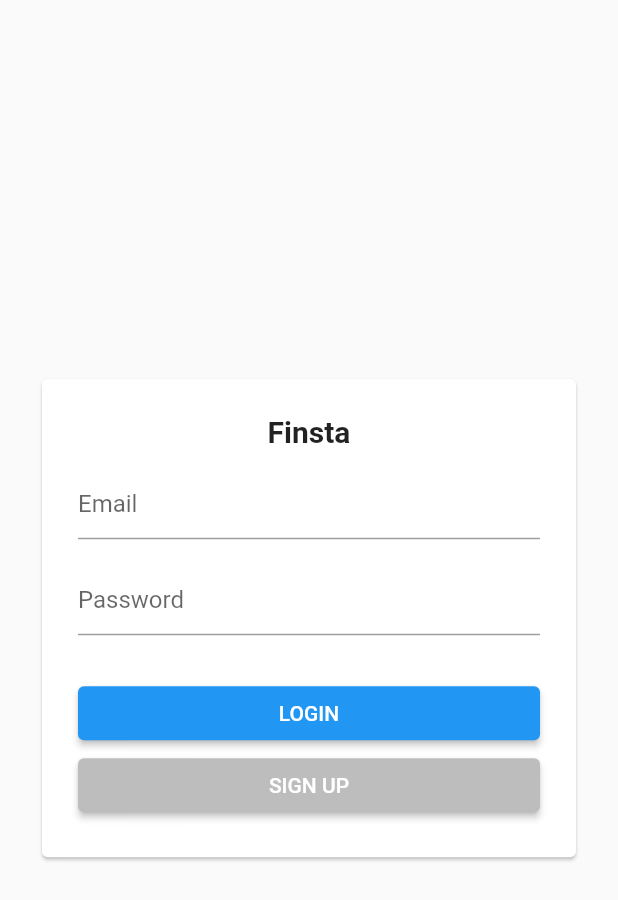
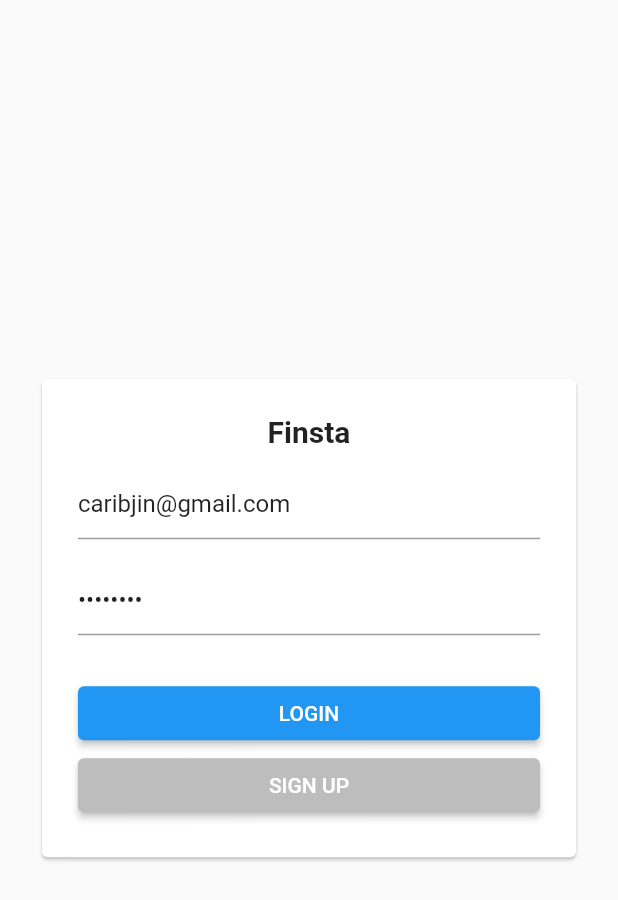
Before and after one commit to caribjin/finsta, a Flutter app: the screen it shows after launch, after a tap on "LOGIN", on a phone screen of 412 x 824 dp. Shown: the top 900 px of the screen. Run offline on Flutter 3.47's test engine with Material 2 defaults, Android fonts, the phone set to English and light mode, and no system bars; our stand-ins replace bloc, cloud_firestore, equatable, firebase_auth, firebase_core, flutter_bloc; accounts and stored records are empty.

Commit message:
login screen과 login cubit 연결

```diff
--- a/lib/screens/login/login_screen.dart
+++ b/lib/screens/login/login_screen.dart
@@ -1,5 +1,7 @@
+import 'package:finsta/repositories/repositories.dart';
 import 'package:flutter/material.dart';
-import 'package:finsta/screens/screens.dart';
+import 'package:flutter_bloc/flutter_bloc.dart';
+import 'package:finsta/screens/login/cubit/login_cubit.dart';
 
 class LoginScreen extends StatelessWidget {
   static const String routeName = '/login';
@@ -9,8 +11,17 @@ class LoginScreen extends StatelessWidget {
   static Route route() {
     return PageRouteBuilder(
       settings: const RouteSettings(name: routeName),
-      pageBuilder: (_, __, ___) => LoginScreen(),
+      pageBuilder: (context, _, __) => BlocProvider<LoginCubit>(
+        create: (_) => LoginCubit(authRepository: context.read<AuthRepository>()),
+        child: LoginScreen(),
+      ),
     );
+  }
+
+  void _submitForm(BuildContext context, bool isSubmitting) {
+    if (_formKey.currentState!.validate() && !isSubmitting) {
+      context.read<LoginCubit>().logInWithCredential();
+    }
   }
 
   @override
@@ -19,7 +30,20 @@ class LoginScreen extends StatelessWidget {
       onWillPop: () async => false,
       child: GestureDetector(
         onTap: () => FocusScope.of(context).unfocus(),
-        child: Scaffold(
+        child: BlocConsumer<LoginCubit, LoginState>(
+          listener: (context, state) {
+            if (state.status == LoginStatus.error) {
+              showDialog(
+                context: context,
+                builder: (context) => AlertDialog(
+                  title: Text('Error'),
+                  content: Text(state.failure.message ?? 'Error'),
+                ),
+              );
+            }
+          },
+          builder: (context, state) {
+            return Scaffold(
               resizeToAvoidBottomInset: false,
               body: Center(
                 child: Padding(
@@ -45,8 +69,9 @@ class LoginScreen extends StatelessWidget {
                             ),
                             const SizedBox(height: 12.0),
                             TextFormField(
+                              initialValue: 'caribjin@gmail.com',
                               decoration: InputDecoration(hintText: 'Email'),
-                          onChanged: (value) => print(value),
+                              onChanged: (value) => context.read<LoginCubit>().emailChanged(value),
                               validator: (value) {
                                 if (value == null) return null;
                                 return !value.contains('@') ? 'Please enter a valid email' : null;
@@ -54,8 +79,10 @@ class LoginScreen extends StatelessWidget {
                             ),
                             const SizedBox(height: 16.0),
                             TextFormField(
+                              initialValue: '11211121',
                               decoration: InputDecoration(hintText: 'Password'),
-                          onChanged: (value) => print(value),
+                              obscureText: true,
+                              onChanged: (value) => context.read<LoginCubit>().passwordChanged(value),
                               validator: (value) {
                                 if (value == null) return null;
                                 return value.length < 4 ? 'Must be at least 4 characters' : null;
@@ -64,7 +91,10 @@ class LoginScreen extends StatelessWidget {
                             const SizedBox(height: 28.0),
                             ElevatedButton(
                               child: Text('LOGIN'),
-                          onPressed: () => print('Login'),
+                              onPressed: () => _submitForm(
+                                context,
+                                state.status == LoginStatus.submitting,
+                              ),
                             ),
                             ElevatedButton(
                               child: Text('SIGN UP'),
@@ -78,6 +108,8 @@ class LoginScreen extends StatelessWidget {
                   ),
                 ),
               ),
+            );
+          },
         ),
       ),
     );
```
Also changed, not shown: lib/screens/login/cubit/login_cubit.dart (renamed from lib/screens/login/login_cubit.dart), lib/screens/login/cubit/login_state.dart (renamed from lib/screens/login/login_state.dart). Lines whose indentation alone changed are shown as unchanged.
